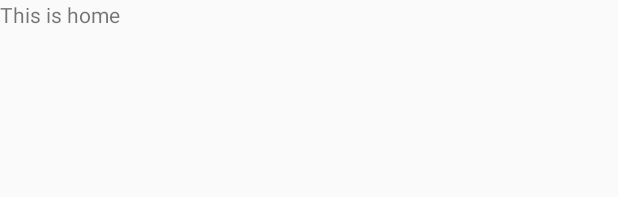
After one commit to suao123/BaiDuYun, an Android app: the layout activity_home.xml on its own in the app's theme, with its tools: preview values and no code run, on a phone screen of 412 x 824 dp. The commit adds this screen. Shown: the top 197 px of the screen. Run offline under Robolectric (Android 15) with nearby library versions, the phone set to English and light mode, and no system bars.

Commit message:
开始做主界面了

```diff
--- a/app/build.gradle
+++ b/app/build.gradle
@@ -27,4 +27,7 @@ dependencies {
     androidTestImplementation 'androidx.test:runner:1.2.0'
     androidTestImplementation 'androidx.test.espresso:espresso-core:3.2.0'
     compileOnly 'com.squareup.okhttp:benchmarks:2.7.5'
+    implementation 'com.ashokvarma.android:bottom-navigation-bar:2.0.2'
+    implementation 'com.android.support:support-v4:29.0.0'
+    implementation 'com.android.support:recyclerview-v7:29.0.0'
 }
--- a/app/src/main/java/com/example/baiduyun/MainActivity.java
+++ b/app/src/main/java/com/example/baiduyun/MainActivity.java
@@ -49,7 +49,6 @@ public class MainActivity extends AppCompatActivity {
                 }
             }
         });
-
         btn_singUp.setOnClickListener(new View.OnClickListener(){
             @Override
             public void onClick(View v){
--- /dev/null
+++ b/app/src/main/res/layout/activity_home.xml
@@ -0,0 +1,9 @@
+<?xml version="1.0" encoding="utf-8"?>
+<LinearLayout xmlns:android="http://schemas.android.com/apk/res/android"
+    android:layout_width="match_parent"
+    android:layout_height="match_parent">
+    <TextView
+    android:text="This is home"
+    android:layout_height="wrap_content"
+    android:layout_width="match_parent" />
+</LinearLayout>
```
Also changed, not shown: app/src/main/java/com/example/baiduyun/HomeActivity.java (added, +15 -0 lines), 1 other file.
